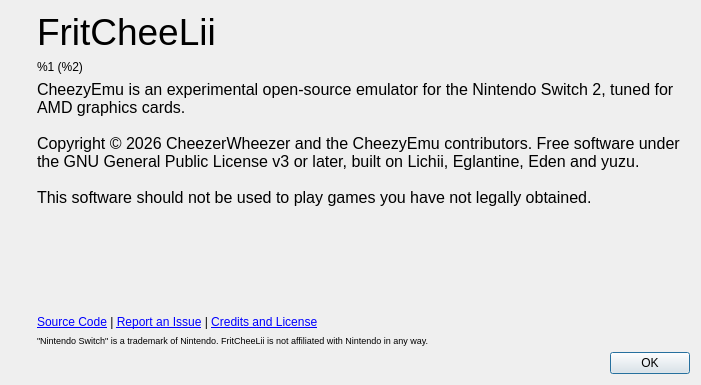
First picture: the form in src/yuzu/aboutdialog.ui, repository fritcheelii/fritcheelii, before the edit.
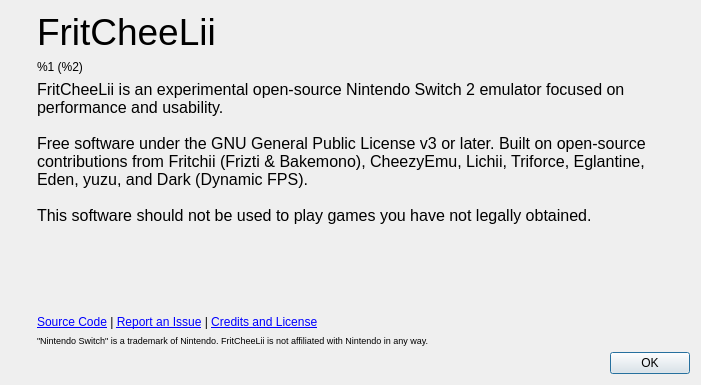
Second picture: the form after the edit. Icons and pictures are not drawn.

Commit message:
FritCheeLii v5.0: Adaptive 4-6GB VRAM Thrash Guard (Fritchii v6.5), Triforce Save Previews + 8-Slot Multi-Save, Benchmark PerfOverlay, 30-60 FPS Selector, Xbox PC Layout & 3-Tier Presets
Credits: Fritchii v6.5 (Frizti & Bakemono), CheezyEmu, Lichii, Triforce, Eglantine, Eden / Yuzu, Dark (Dynamic FPS).

Diff of the .ui file:
```diff
--- a/src/yuzu/aboutdialog.ui
+++ b/src/yuzu/aboutdialog.ui
@@ -102,7 +102,7 @@
 li.unchecked::marker { content: &quot;\2610&quot;; }
 li.checked::marker { content: &quot;\2612&quot;; }
 &lt;/style&gt;&lt;/head&gt;&lt;body style=&quot; font-family:'Noto Sans'; font-size:9pt; font-weight:400; font-style:normal;&quot;&gt;
-&lt;p style=&quot; margin-top:0px; margin-bottom:0px; margin-left:0px; margin-right:0px; -qt-block-indent:0; text-indent:0px;&quot;&gt;&lt;span style=&quot; font-family:'MS Shell Dlg 2'; font-size:12pt;&quot;&gt;CheezyEmu is an experimental open-source emulator for the Nintendo Switch 2, tuned for AMD graphics cards.&lt;br /&gt;&lt;br /&gt;Copyright © 2026 CheezerWheezer and the CheezyEmu contributors. Free software under the GNU General Public License v3 or later, built on Lichii, Eglantine, Eden and yuzu.&lt;br /&gt;&lt;br /&gt;This software should not be used to play games you have not legally obtained.&lt;/span&gt;&lt;/p&gt;&lt;/body&gt;&lt;/html&gt;</string>
+&lt;p style=&quot; margin-top:0px; margin-bottom:0px; margin-left:0px; margin-right:0px; -qt-block-indent:0; text-indent:0px;&quot;&gt;&lt;span style=&quot; font-family:'MS Shell Dlg 2'; font-size:12pt;&quot;&gt;FritCheeLii is an experimental open-source Nintendo Switch 2 emulator focused on performance and usability.&lt;br /&gt;&lt;br /&gt;Free software under the GNU General Public License v3 or later. Built on open-source contributions from Fritchii (Frizti &amp; Bakemono), CheezyEmu, Lichii, Triforce, Eglantine, Eden, yuzu, and Dark (Dynamic FPS).&lt;br /&gt;&lt;br /&gt;This software should not be used to play games you have not legally obtained.&lt;/span&gt;&lt;/p&gt;&lt;/body&gt;&lt;/html&gt;</string>
          </property>
          <property name="alignment">
           <set>Qt::AlignmentFlag::AlignLeading|Qt::AlignmentFlag::AlignLeft|Qt::AlignmentFlag::AlignVCenter</set>
```
Left out of the diff: 2 changed lines with no effect on the pictures. The commit also changes 20 other files.
